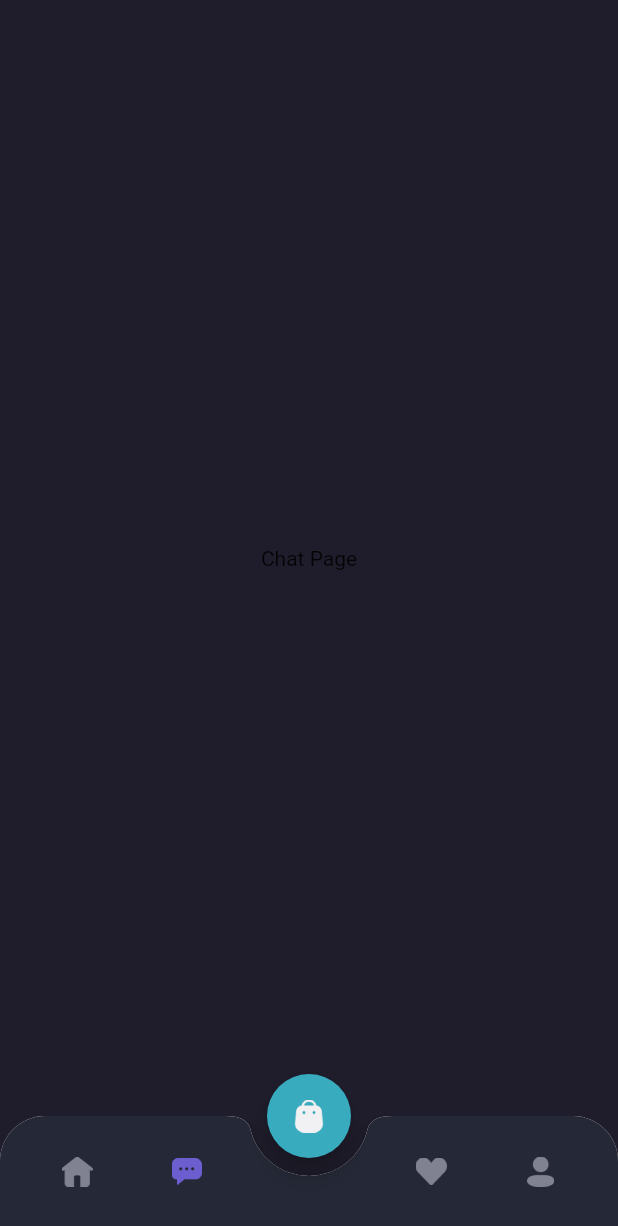
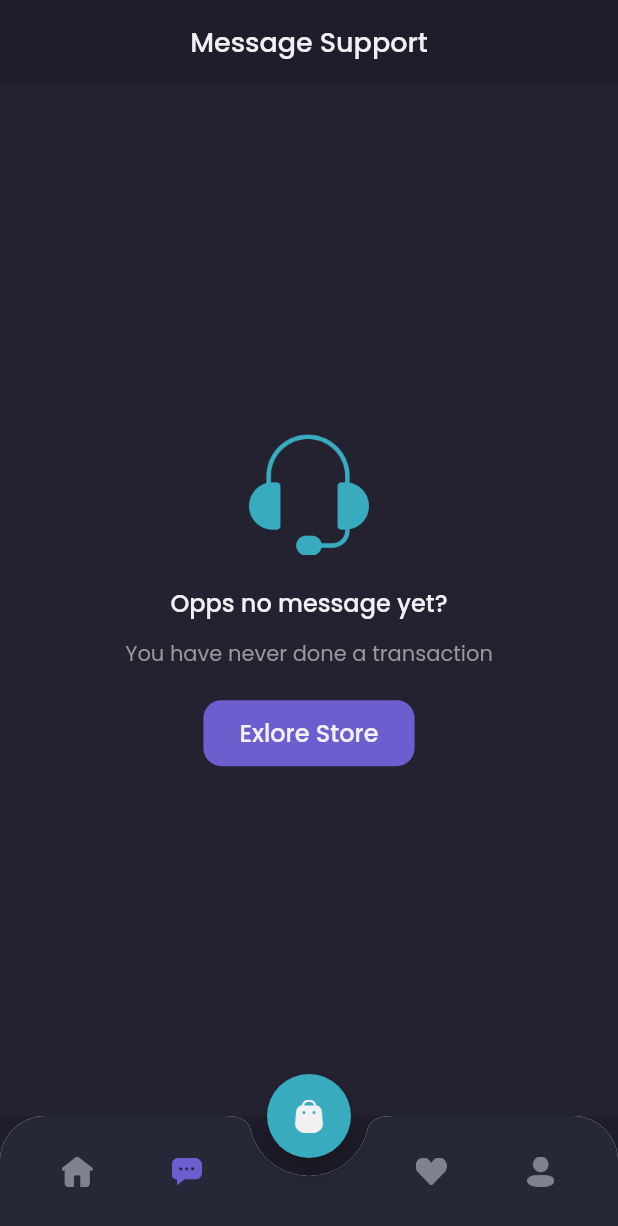
Before and after one commit to ullum/shamos, a Flutter app: the MainPage screen opened by its route, item 2 of the bottom bar chosen, on a phone screen of 412 x 824 dp. Shown: the top 1226 px of the screen. Run offline on Flutter 3.47's test engine with Material 2 defaults, Android fonts, the phone set to English and light mode, and no system bars; our stand-ins replace google_fonts.

Commit message:
17 chat page empty chat

```diff
--- a/lib/pages/home/chat_page.dart
+++ b/lib/pages/home/chat_page.dart
@@ -1,14 +1,87 @@
 import 'package:flutter/material.dart';
+import 'package:shamos/theme.dart';
 
 class ChatPage extends StatelessWidget {
   const ChatPage({Key key}) : super(key: key);
 
   @override
   Widget build(BuildContext context) {
-    return const Center(
-      child: Text(
-        'Chat Page',
-      ),
+    Widget header() {
+      return AppBar(
+        backgroundColor: backgroundColor1,
+        centerTitle: true,
+        title: Text(
+          'Message Support',
+          style: primaryTextStyle.copyWith(
+            fontSize: 18,
+            fontWeight: medium,
+          ),
+        ),
+        elevation: 0,
+        automaticallyImplyLeading: false,
+      );
+    }
+
+    Widget content() {
+      return Expanded(
+        child: Container(
+          width: double.infinity,
+          color: backgroundColor3,
+          child: Column(
+            mainAxisAlignment: MainAxisAlignment.center,
+            children: [
+              Image.asset(
+                'assets/icon_headset.png',
+                width: 80,
+              ),
+              SizedBox(height: 20),
+              Text(
+                'Opps no message yet?',
+                style: primaryTextStyle.copyWith(
+                  fontSize: 16,
+                  fontWeight: medium,
+                ),
+              ),
+              SizedBox(height: 12),
+              Text(
+                'You have never done a transaction',
+                style: secondTextStyle,
+              ),
+              SizedBox(height: 20),
+              Container(
+                height: 44,
+                child: TextButton(
+                  style: TextButton.styleFrom(
+                    padding: EdgeInsets.symmetric(
+                      horizontal: 24,
+                      vertical: 10,
+                    ),
+                    backgroundColor: primaryColor,
+                    shape: RoundedRectangleBorder(
+                      borderRadius: BorderRadius.circular(12),
+                    ),
+                  ),
+                  onPressed: () {},
+                  child: Text(
+                    'Exlore Store',
+                    style: primaryTextStyle.copyWith(
+                      fontSize: 16,
+                      fontWeight: medium,
+                    ),
+                  ),
+                ),
+              ),
+            ],
+          ),
+        ),
+      );
+    }
+
+    return Column(
+      children: [
+        header(),
+        content(),
+      ],
     );
   }
 }
```
Also changed, not shown: assets/icon_headset.png (added).
